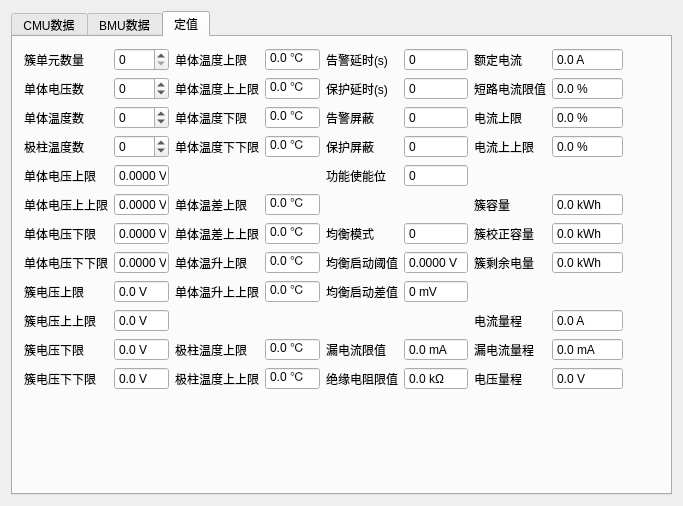
Before: the Qt Designer form widget.ui in Shogpe/bmsTool, drawn with Qt 5.
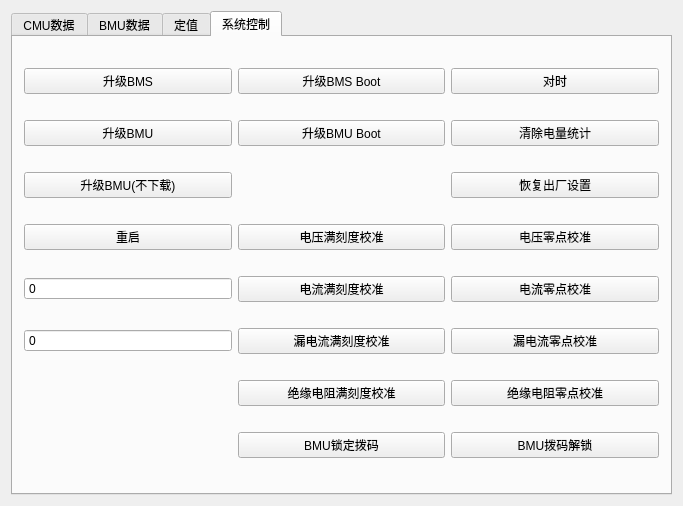
After: the same form once the commit is applied. The open tabs and pages were chosen to show the change. Custom widgets are drawn as their Qt base class.

Commit message: feat:完善控制命令;

The edit to the form file:
```diff
--- a/widget.ui
+++ b/widget.ui
@@ -5138,6 +5138,340 @@
        </item>
       </layout>
      </widget>
+     <widget class="QWidget" name="tabCtrl">
+      <attribute name="title">
+       <string>系统控制</string>
+      </attribute>
+      <layout class="QGridLayout" name="gridLayout_7">
+       <item row="0" column="0">
+        <widget class="QPushButton" name="btnDownBMS">
+         <property name="sizePolicy">
+          <sizepolicy hsizetype="Preferred" vsizetype="Fixed">
+           <horstretch>0</horstretch>
+           <verstretch>0</verstretch>
+          </sizepolicy>
+         </property>
+         <property name="text">
+          <string>升级BMS</string>
+         </property>
+        </widget>
+       </item>
+       <item row="0" column="1">
+        <widget class="QPushButton" name="btnDownBMSBoot">
+         <property name="sizePolicy">
+          <sizepolicy hsizetype="Preferred" vsizetype="Fixed">
+           <horstretch>0</horstretch>
+           <verstretch>0</verstretch>
+          </sizepolicy>
+         </property>
+         <property name="text">
+          <string>升级BMS Boot</string>
+         </property>
+        </widget>
+       </item>
+       <item row="0" column="2">
+        <widget class="QPushButton" name="btnTimeAdj">
+         <property name="sizePolicy">
+          <sizepolicy hsizetype="Preferred" vsizetype="Fixed">
+           <horstretch>0</horstretch>
+           <verstretch>0</verstretch>
+          </sizepolicy>
+         </property>
+         <property name="text">
+          <string>对时</string>
+         </property>
+        </widget>
+       </item>
+       <item row="1" column="0">
+        <widget class="QPushButton" name="btnDownBMU">
+         <property name="sizePolicy">
+          <sizepolicy hsizetype="Preferred" vsizetype="Fixed">
+           <horstretch>0</horstretch>
+           <verstretch>0</verstretch>
+          </sizepolicy>
+         </property>
+         <property name="text">
+          <string>升级BMU</string>
+         </property>
+        </widget>
+       </item>
+       <item row="1" column="1">
+        <widget class="QPushButton" name="btnDownBMUBoot">
+         <property name="sizePolicy">
+          <sizepolicy hsizetype="Preferred" vsizetype="Fixed">
+           <horstretch>0</horstretch>
+           <verstretch>0</verstretch>
+          </sizepolicy>
+         </property>
+         <property name="text">
+          <string>升级BMU Boot</string>
+         </property>
+        </widget>
+       </item>
+       <item row="1" column="2">
+        <widget class="QPushButton" name="btnClearEng">
+         <property name="sizePolicy">
+          <sizepolicy hsizetype="Preferred" vsizetype="Fixed">
+           <horstretch>0</horstretch>
+           <verstretch>0</verstretch>
+          </sizepolicy>
+         </property>
+         <property name="text">
+          <string>清除电量统计</string>
+         </property>
+        </widget>
+       </item>
+       <item row="2" column="0">
+        <widget class="QPushButton" name="btnUpBMU">
+         <property name="sizePolicy">
+          <sizepolicy hsizetype="Preferred" vsizetype="Fixed">
+           <horstretch>0</horstretch>
+           <verstretch>0</verstretch>
+          </sizepolicy>
+         </property>
+         <property name="text">
+          <string>升级BMU(不下载)</string>
+         </property>
+         <property name="default">
+          <bool>false</bool>
+         </property>
+         <property name="flat">
+          <bool>false</bool>
+         </property>
+        </widget>
+       </item>
+       <item row="2" column="2">
+        <widget class="QPushButton" name="btnResetDef">
+         <property name="sizePolicy">
+          <sizepolicy hsizetype="Preferred" vsizetype="Fixed">
+           <horstretch>0</horstretch>
+           <verstretch>0</verstretch>
+          </sizepolicy>
+         </property>
+         <property name="text">
+          <string>恢复出厂设置</string>
+         </property>
+        </widget>
+       </item>
+       <item row="3" column="0">
+        <widget class="QPushButton" name="btnReboot">
+         <property name="sizePolicy">
+          <sizepolicy hsizetype="Preferred" vsizetype="Fixed">
+           <horstretch>0</horstretch>
+           <verstretch>0</verstretch>
+          </sizepolicy>
+         </property>
+         <property name="text">
+          <string>重启</string>
+         </property>
+        </widget>
+       </item>
+       <item row="3" column="1">
+        <widget class="QPushButton" name="btnUfullAdj">
+         <property name="sizePolicy">
+          <sizepolicy hsizetype="Preferred" vsizetype="Fixed">
+           <horstretch>0</horstretch>
+           <verstretch>0</verstretch>
+          </sizepolicy>
+         </property>
+         <property name="text">
+          <string>电压满刻度校准</string>
+         </property>
+        </widget>
+       </item>
+       <item row="3" column="2">
+        <widget class="QPushButton" name="btnUzeroAdj">
+         <property name="sizePolicy">
+          <sizepolicy hsizetype="Preferred" vsizetype="Fixed">
+           <horstretch>0</horstretch>
+           <verstretch>0</verstretch>
+          </sizepolicy>
+         </property>
+         <property name="text">
+          <string>电压零点校准</string>
+         </property>
+        </widget>
+       </item>
+       <item row="4" column="0">
+        <widget class="MyDoubleSpinBox" name="BMS_IP">
+         <property name="sizePolicy">
+          <sizepolicy hsizetype="Preferred" vsizetype="Fixed">
+           <horstretch>0</horstretch>
+           <verstretch>0</verstretch>
+          </sizepolicy>
+         </property>
+         <property name="focusPolicy">
+          <enum>Qt::WheelFocus</enum>
+         </property>
+         <property name="frame">
+          <bool>true</bool>
+         </property>
+         <property name="buttonSymbols">
+          <enum>QAbstractSpinBox::NoButtons</enum>
+         </property>
+         <property name="keyboardTracking">
+          <bool>false</bool>
+         </property>
+         <property name="prefix">
+          <string/>
+         </property>
+         <property name="suffix">
+          <string/>
+         </property>
+         <property name="decimals">
+          <number>0</number>
+         </property>
+         <property name="minimum">
+          <double>0.000000000000000</double>
+         </property>
+         <property name="maximum">
+          <double>2000.000000000000000</double>
+         </property>
+        </widget>
+       </item>
+       <item row="4" column="1">
+        <widget class="QPushButton" name="btnIFullAdj">
+         <property name="sizePolicy">
+          <sizepolicy hsizetype="Preferred" vsizetype="Fixed">
+           <horstretch>0</horstretch>
+           <verstretch>0</verstretch>
+          </sizepolicy>
+         </property>
+         <property name="text">
+          <string>电流满刻度校准</string>
+         </property>
+        </widget>
+       </item>
+       <item row="4" column="2">
+        <widget class="QPushButton" name="btnIzeroAdj">
+         <property name="sizePolicy">
+          <sizepolicy hsizetype="Preferred" vsizetype="Fixed">
+           <horstretch>0</horstretch>
+           <verstretch>0</verstretch>
+          </sizepolicy>
+         </property>
+         <property name="text">
+          <string>电流零点校准</string>
+         </property>
+        </widget>
+       </item>
+       <item row="5" column="0">
+        <widget class="MyDoubleSpinBox" name="ServerIP">
+         <property name="sizePolicy">
+          <sizepolicy hsizetype="Preferred" vsizetype="Fixed">
+           <horstretch>0</horstretch>
+           <verstretch>0</verstretch>
+          </sizepolicy>
+         </property>
+         <property name="focusPolicy">
+          <enum>Qt::WheelFocus</enum>
+         </property>
+         <property name="frame">
+          <bool>true</bool>
+         </property>
+         <property name="buttonSymbols">
+          <enum>QAbstractSpinBox::NoButtons</enum>
+         </property>
+         <property name="keyboardTracking">
+          <bool>false</bool>
+         </property>
+         <property name="prefix">
+          <string/>
+         </property>
+         <property name="suffix">
+          <string/>
+         </property>
+         <property name="decimals">
+          <number>0</number>
+         </property>
+         <property name="minimum">
+          <double>0.000000000000000</double>
+         </property>
+         <property name="maximum">
+          <double>2000.000000000000000</double>
+         </property>
+        </widget>
+       </item>
+       <item row="5" column="1">
+        <widget class="QPushButton" name="btnIleakFullAdj">
+         <property name="sizePolicy">
+          <sizepolicy hsizetype="Preferred" vsizetype="Fixed">
+           <horstretch>0</horstretch>
+           <verstretch>0</verstretch>
+          </sizepolicy>
+         </property>
+         <property name="text">
+          <string>漏电流满刻度校准</string>
+         </property>
+        </widget>
+       </item>
+       <item row="5" column="2">
+        <widget class="QPushButton" name="btnIleakZeroAdj">
+         <property name="sizePolicy">
+          <sizepolicy hsizetype="Preferred" vsizetype="Fixed">
+           <horstretch>0</horstretch>
+           <verstretch>0</verstretch>
+          </sizepolicy>
+         </property>
+         <property name="text">
+          <string>漏电流零点校准</string>
+         </property>
+        </widget>
+       </item>
+       <item row="6" column="1">
+        <widget class="QPushButton" name="btnRFullAdj">
+         <property name="sizePolicy">
+          <sizepolicy hsizetype="Preferred" vsizetype="Fixed">
+           <horstretch>0</horstretch>
+           <verstretch>0</verstretch>
+          </sizepolicy>
+         </property>
+         <property name="text">
+          <string>绝缘电阻满刻度校准</string>
+         </property>
+        </widget>
+       </item>
+       <item row="6" column="2">
+        <widget class="QPushButton" name="btnRZeroAdj">
+         <property name="sizePolicy">
+          <sizepolicy hsizetype="Preferred" vsizetype="Fixed">
+           <horstretch>0</horstretch>
+           <verstretch>0</verstretch>
+          </sizepolicy>
+         </property>
+         <property name="text">
+          <string>绝缘电阻零点校准</string>
+         </property>
+        </widget>
+       </item>
+       <item row="7" column="1">
+        <widget class="QPushButton" name="btnBMULock">
+         <property name="sizePolicy">
+          <sizepolicy hsizetype="Preferred" vsizetype="Fixed">
+           <horstretch>0</horstretch>
+           <verstretch>0</verstretch>
+          </sizepolicy>
+         </property>
+         <property name="text">
+          <string>BMU锁定拨码</string>
+         </property>
+        </widget>
+       </item>
+       <item row="7" column="2">
+        <widget class="QPushButton" name="btnBMUUnlock">
+         <property name="sizePolicy">
+          <sizepolicy hsizetype="Preferred" vsizetype="Fixed">
+           <horstretch>0</horstretch>
+           <verstretch>0</verstretch>
+          </sizepolicy>
+         </property>
+         <property name="text">
+          <string>BMU拨码解锁</string>
+         </property>
+        </widget>
+       </item>
+      </layout>
+     </widget>
     </widget>
    </item>
   </layout>
```
Left out of the diff: 30 changed lines with no effect on the pictures. The commit also changes 7 other files.
